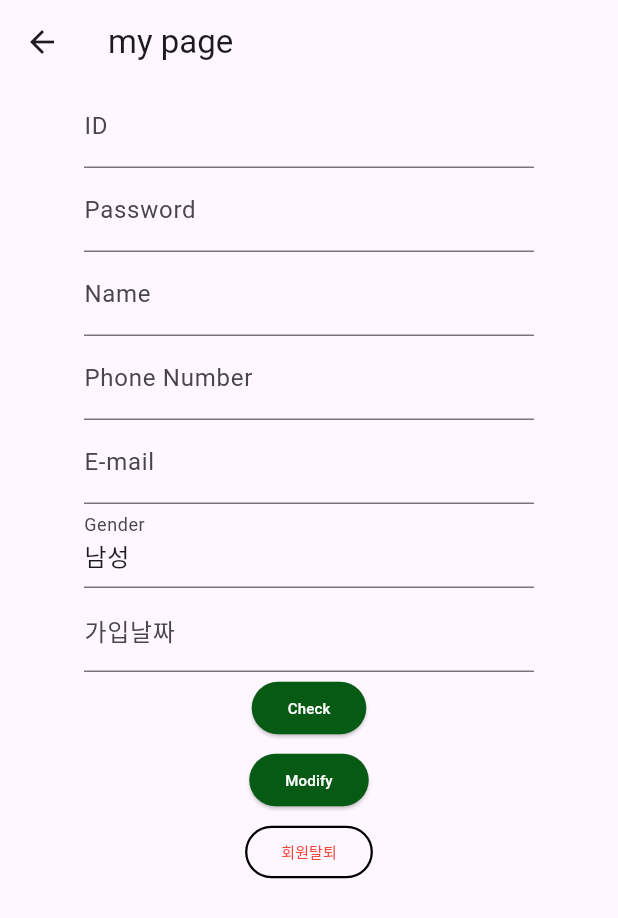
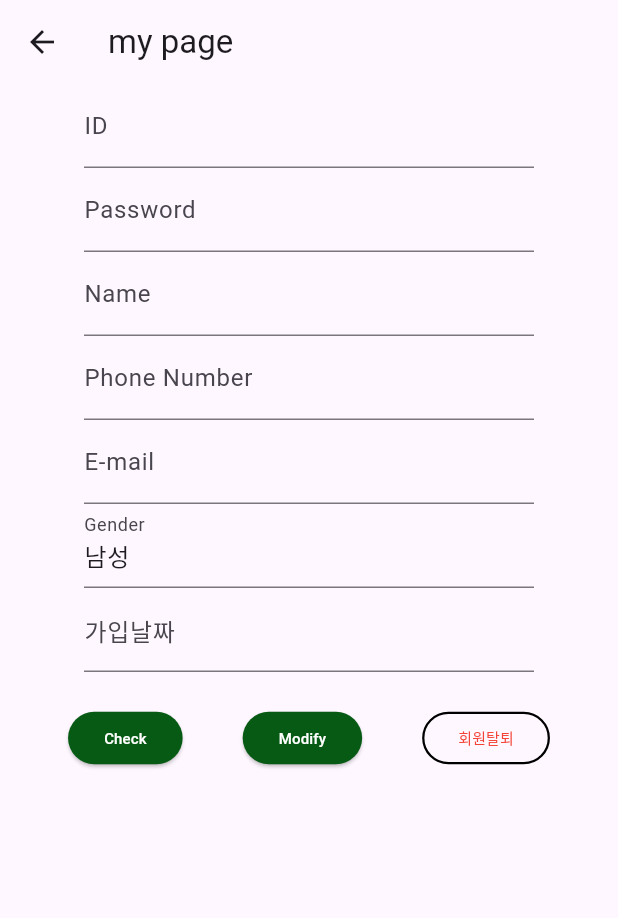
Before and after one commit to wookhyunKim/schedule_mysql_app, a Flutter app: the MyPage screen opened directly, on a phone screen of 412 x 824 dp. Shown: the top 918 px of the screen. Run offline on Flutter 3.47's test engine with Material 2 defaults, Android fonts, the light colour scheme and no system bars; our stand-ins replace flutter_speed_dial; network calls fail.

Commit message:
semi_최종

```diff
--- a/lib/view/accountbook.dart
+++ b/lib/view/accountbook.dart
@@ -86,9 +86,10 @@ class _AccountBookState extends State<AccountBook> {
                     for (int i = 0; i < G_abList.length; i++)
                       Dismissible(
                         direction: DismissDirection.startToEnd,
-                        key: ValueKey(i),
+                        key: ValueKey(G_abList[i]['code']),
                         onDismissed: (direction) {
                           _deleteAB(G_abList[i]['code']);
+                          G_abList.removeAt(i);
                         },
                         child: Padding(
                           padding: const EdgeInsets.fromLTRB(5, 5, 5, 0),
--- a/lib/view/mypage.dart
+++ b/lib/view/mypage.dart
@@ -1,11 +1,10 @@
 import 'dart:convert';
 
 import 'package:flutter/material.dart';
-import 'package:http/http.dart'as http;
+import 'package:http/http.dart' as http;
 import 'package:schedule_mysql_app/model/message.dart';
 import 'package:schedule_mysql_app/model/share.dart';
 import 'package:schedule_mysql_app/view/login.dart';
-
 
 class MyPage extends StatefulWidget {
   final int seq;
@@ -48,7 +47,8 @@ class _MyPageState extends State<MyPage> {
   @override
   void initState() {
     super.initState();
-    uidController = TextEditingController(text: widget.uid); // text : widget으로 초기값주기
+    uidController =
+        TextEditingController(text: widget.uid); // text : widget으로 초기값주기
     upasswordController = TextEditingController(text: widget.upassword);
     unameController = TextEditingController(text: widget.uname);
     uphoneController = TextEditingController(text: widget.uphone);
@@ -136,7 +136,12 @@ class _MyPageState extends State<MyPage> {
                   readOnly: true,
                 ),
               ),
-              ElevatedButton(
+              Row(
+                mainAxisAlignment: MainAxisAlignment.center,
+                children: [
+                  Padding(
+                    padding: const EdgeInsets.all(20.0),
+                    child: ElevatedButton(
                       onPressed: () {
                         checkID();
                         setState(() {});
@@ -157,7 +162,10 @@ class _MyPageState extends State<MyPage> {
                         ),
                       ),
                     ),
-              ElevatedButton(
+                  ),
+                  Padding(
+                    padding: const EdgeInsets.all(20.0),
+                    child: ElevatedButton(
                       onPressed: () {
                         updateAction();
                         setState(() {});
@@ -178,14 +186,22 @@ class _MyPageState extends State<MyPage> {
                         ),
                       ),
                     ),
-              OutlinedButton(
+                  ),
+                  Padding(
+                    padding: const EdgeInsets.all(20.0),
+                    child: OutlinedButton(
                       onPressed: () {
                         deleteAction();
                         deletesnackBarsFunction();
                         Navigator.of(context).pop();
-                  Navigator.push(context, MaterialPageRoute(builder: (context) {
+                        Navigator.push(
+                          context,
+                          MaterialPageRoute(
+                            builder: (context) {
                               return const Login();
-                  },),);
+                            },
+                          ),
+                        );
                       },
                       style: OutlinedButton.styleFrom(
                         minimumSize: const Size(70, 35),
@@ -203,6 +219,9 @@ class _MyPageState extends State<MyPage> {
                         ),
                       ),
                     ),
+                  ),
+                ],
+              ),
             ],
           ),
         ),
@@ -211,9 +230,6 @@ class _MyPageState extends State<MyPage> {
   }
 
 // function
-
-
-
 
 // 회원정보를 받아서 정보수정 alert
   _showDialog() {
@@ -235,6 +251,14 @@ class _MyPageState extends State<MyPage> {
             TextButton(
                 onPressed: () {
                   Navigator.of(ctx).pop();
+                  Navigator.push(
+                    context,
+                    MaterialPageRoute(
+                      builder: (context) {
+                        return const Login();
+                      },
+                    ),
+                  );
                   Navigator.of(context).pop();
                 },
                 child: const Text("OK")),
@@ -262,9 +286,6 @@ class _MyPageState extends State<MyPage> {
     );
   }
 
-
-
-
 //중복체크
   checkID() async {
     var url = Uri.parse(
@@ -282,7 +303,6 @@ class _MyPageState extends State<MyPage> {
     }
     setState(() {});
   }
-
 
 //중복메세지 스낵바
   snackBarFunction() {
@@ -318,6 +338,7 @@ class _MyPageState extends State<MyPage> {
       ),
     );
   }
+
 //user info 변경
   updateAction() async {
     var url = Uri.parse(
@@ -333,7 +354,6 @@ updateAction() async {
     }
     setState(() {});
   }
-
 
 // delete 회원탈퇴 지만 삭제하지않고 udeleted를 1로 바꿈
   deleteAction() async {
@@ -354,20 +374,4 @@ deleteAction() async {
       ),
     );
   }
-
-
-
-
-
-
-
-
-
-
-
-
-
-
-
-
 } //end
```
Also changed, not shown: 21 other files. Lines whose indentation alone changed are shown as unchanged.
